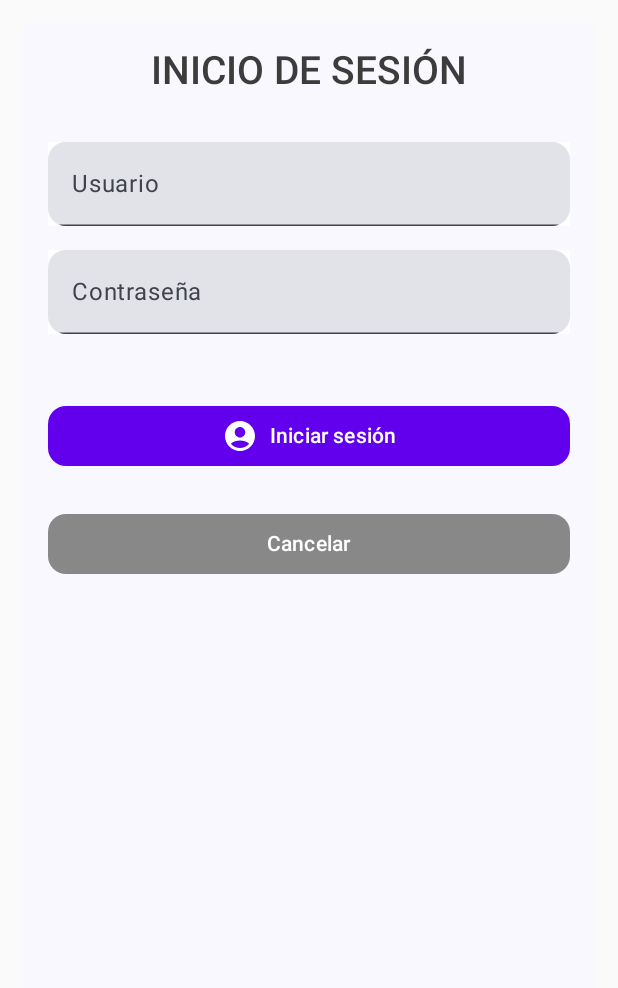
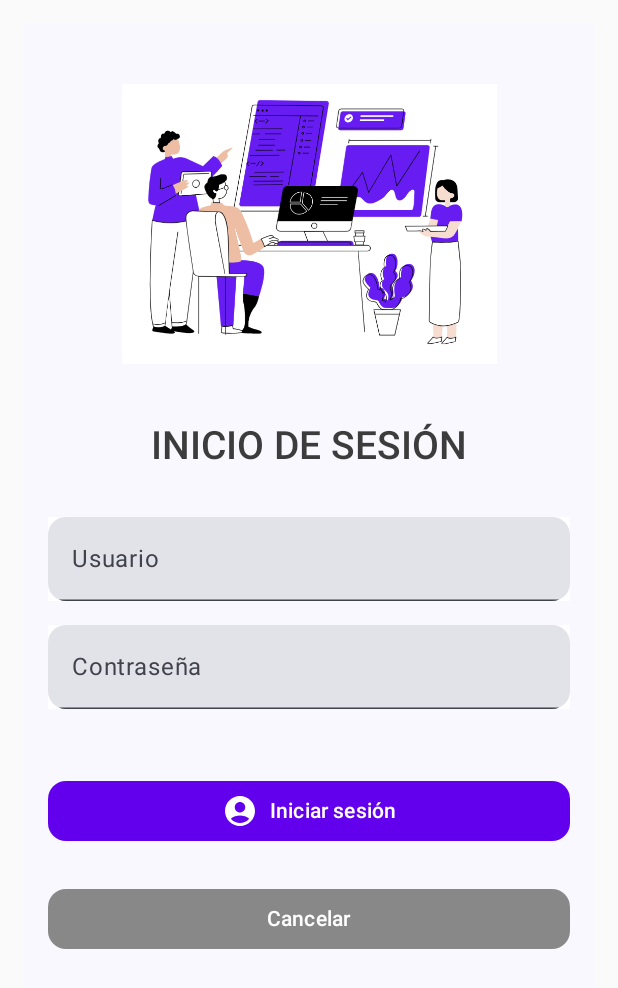
Before and after one commit to MelaniPilliza/My1App_MELANI_PILLIZA, an Android app built with Jetpack Compose: the screen it shows after launch (MainActivity), on a phone screen of 412 x 824 dp. Shown: the top 988 px of the screen. Run offline under Robolectric (Android 15) with nearby library versions, the phone set to English and light mode, and no system bars.

Commit message:
20/01/2025

```diff
--- a/app/src/main/java/com/example/appMelani/presentation/ui/screens/login/LoginSreen.kt
+++ b/app/src/main/java/com/example/appMelani/presentation/ui/screens/login/LoginSreen.kt
@@ -1,6 +1,7 @@
 package com.example.appMelani.presentation.ui.screens.login
 
 
+import androidx.compose.foundation.Image
 import androidx.compose.foundation.background
 import androidx.compose.foundation.layout.*
 import androidx.compose.foundation.shape.RoundedCornerShape
@@ -31,12 +32,14 @@ import androidx.compose.runtime.getValue
 import androidx.compose.runtime.mutableStateOf
 import androidx.compose.runtime.remember
 import androidx.compose.runtime.setValue
+import androidx.compose.ui.res.painterResource
 import androidx.compose.ui.tooling.preview.Preview
 import androidx.lifecycle.viewmodel.compose.viewModel
 import androidx.navigation.NavController
 import androidx.navigation.compose.rememberNavController
 import com.example.appMelani.presentation.navigation.Screen
 import com.example.appMelani.presentation.viewmodel.login.UsernamePasswordViewModel
+import com.example.my1app_melani_pilliza.R
 
 
 @Composable
@@ -49,7 +52,8 @@ fun LoginScreen(navController: NavController,usernamePasswordViewModel: Username
     Surface(
         modifier = Modifier
             .fillMaxSize()
-            .padding(16.dp),
+            .padding(16.dp)
+            .background(Color.White)
     ) {
         Column(
             Modifier
@@ -57,6 +61,14 @@ fun LoginScreen(navController: NavController,usernamePasswordViewModel: Username
                 .padding(16.dp),
             horizontalAlignment = Alignment.CenterHorizontally
         ) {
+            // IMAGEN
+            Image(
+                painter = painterResource(id = R.drawable.login),
+                contentDescription = "Logo",
+                modifier = Modifier
+                    .size(250.dp)
+                    .padding(bottom = 16.dp)
+            )
             // TÍTULO
             Text(
                 text = "INICIO DE SESIÓN",
```
Also changed, not shown: app/src/main/java/com/example/appMelani/presentation/ui/screens/tasks/TasksSreen.kt (+9 -0 lines), app/src/main/res/drawable/login.png (added), 1 other file.
